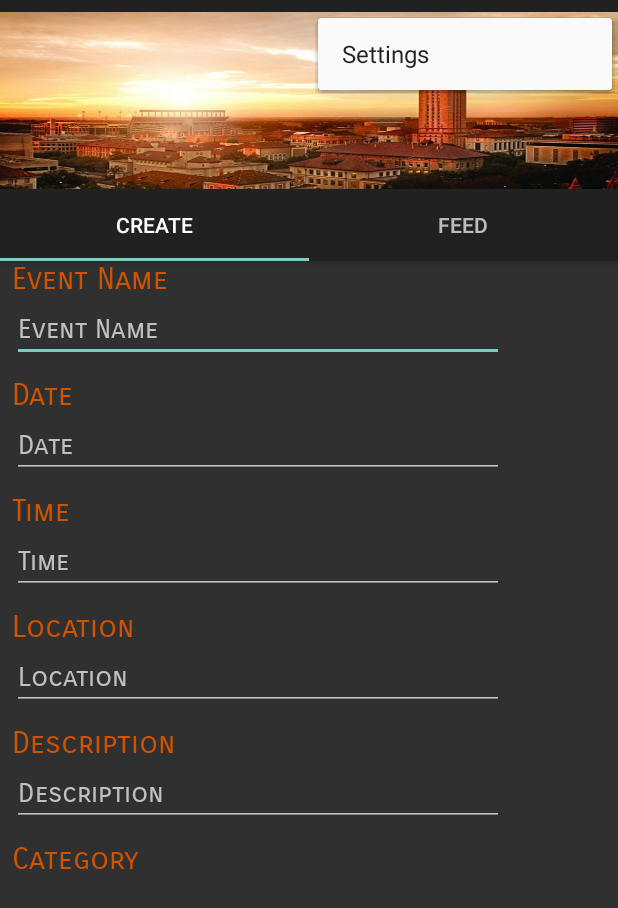
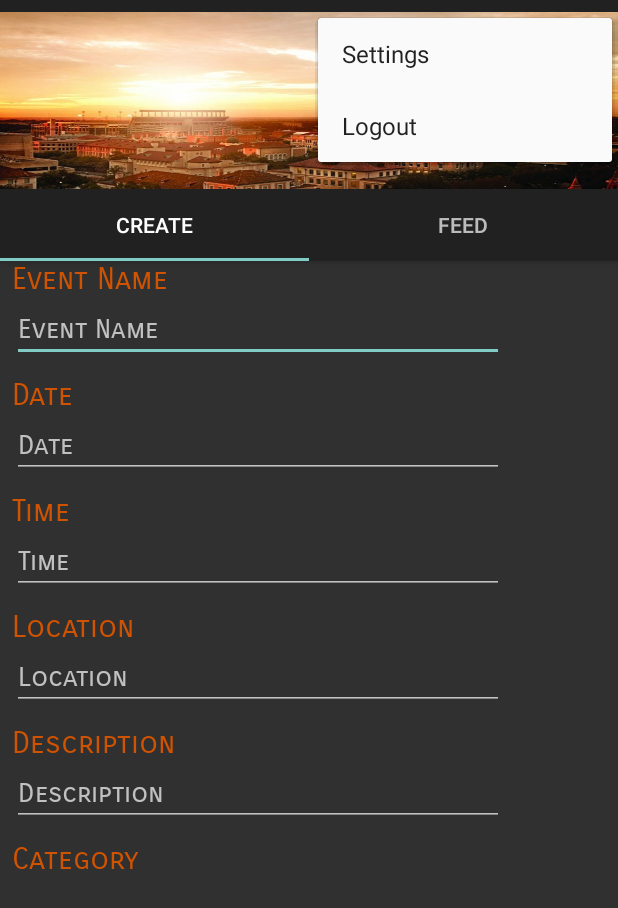
Before and after one commit to jdbravol/EE461LProject, an Android app: the OrganizationOptions screen opened directly, with no data from a screen before it, with the options menu open, on a phone screen of 412 x 824 dp. Shown: the top 908 px of the screen. Run offline under Robolectric (Android 15) with nearby library versions, the phone set to English and light mode, and no system bars; our stand-ins replace Firebase (no records; nobody signed in at launch, a user with empty details on screens opened directly).

Commit message:
Added logout option.

```diff
--- a/app/src/main/res/menu/menu_organization_name.xml
+++ b/app/src/main/res/menu/menu_organization_name.xml
@@ -7,4 +7,9 @@
         android:orderInCategory="100"
         android:title="@string/action_settings"
         app:showAsAction="never" />
+    <item
+        android:id="@+id/action_logout"
+        android:orderInCategory="100"
+        android:title="Logout"
+        app:showAsAction="never" />
 </menu>
```
Also changed, not shown: app/src/main/java/com/example/ee461lproject/OrganizationOptions.java (+8 -0 lines), app/src/main/java/com/example/ee461lproject/StudentOptions.java (+12 -2 lines).
